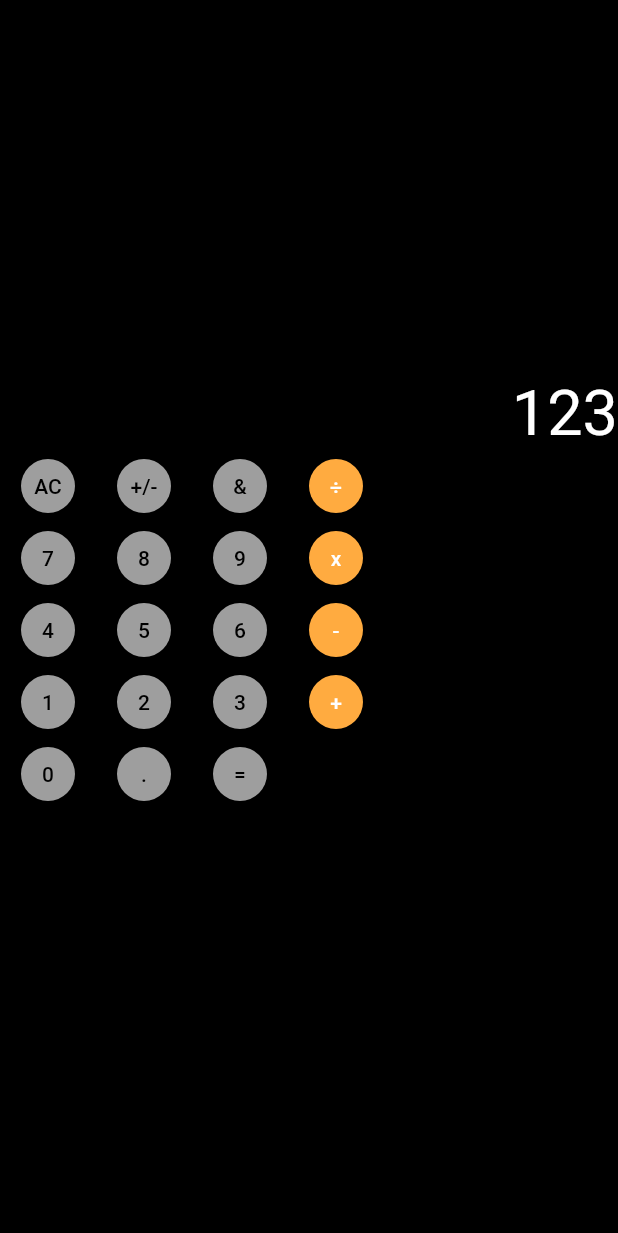
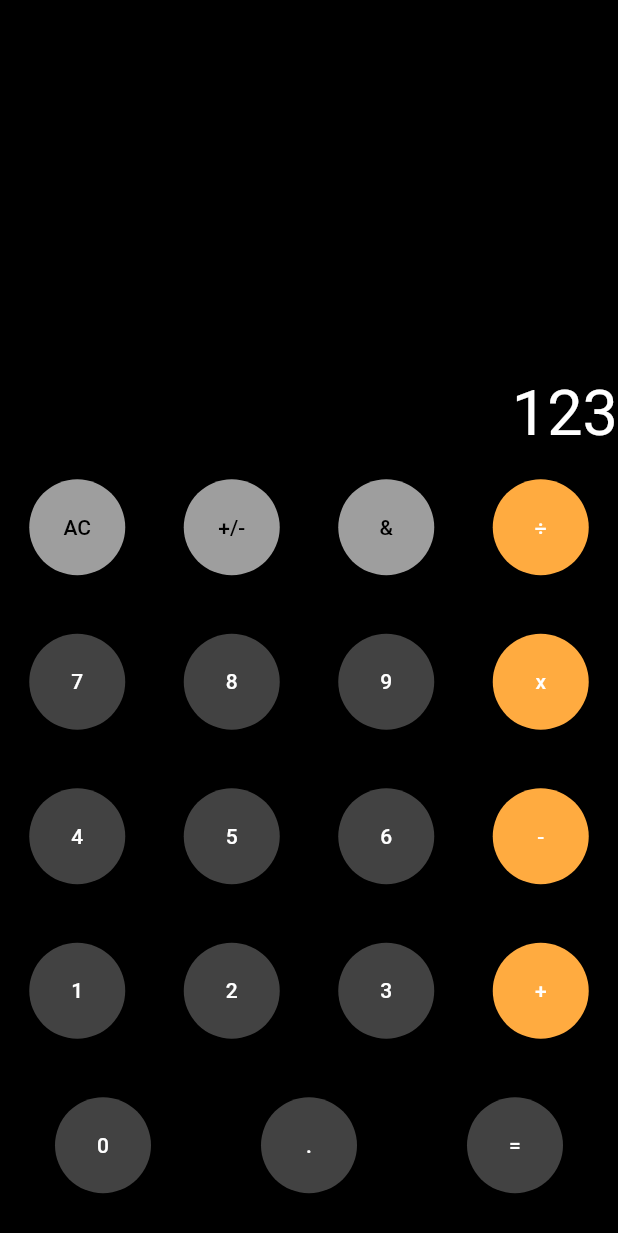
Before and after one commit to harithtarmizi/iphone_calculator, a Flutter app: the screen it shows after launch, on a phone screen of 412 x 824 dp. Shown: the top 1233 px of the screen. Run offline on Flutter 3.47's test engine with Material 2 defaults, Android fonts, the phone set to English and light mode, and no system bars.

Commit message:
1. UI almost complete

```diff
--- a/lib/main.dart
+++ b/lib/main.dart
@@ -1,4 +1,5 @@
 import 'package:flutter/material.dart';
+import 'package:flutter/src/material/colors.dart';
 
 void main() {
   runApp(MyApp());
@@ -44,7 +45,11 @@ class _CalculatorState extends State<Calculator> {
             ),
           ),
           //=================== Done First Column ==========================//
+          Container(
+            child: Column(
+              children: [
                 Row(
+                  mainAxisAlignment: MainAxisAlignment.spaceAround,
                   children: [
                     CircleButton(
                       title: 'AC',
@@ -70,21 +75,22 @@ class _CalculatorState extends State<Calculator> {
                 ),
                 //=================== Done Second Column ==========================//
                 Row(
+                  mainAxisAlignment: MainAxisAlignment.spaceAround,
                   children: [
                     CircleButton(
                       title: '7',
-                color: Colors.grey,
-                textColor: Colors.black,
+                      color: Colors.grey.shade800,
+                      textColor: Colors.white,
                     ),
                     CircleButton(
                       title: '8',
-                color: Colors.grey,
-                textColor: Colors.black,
+                      color: Colors.grey.shade800,
+                      textColor: Colors.white,
                     ),
                     CircleButton(
                       title: '9',
-                color: Colors.grey,
-                textColor: Colors.black,
+                      color: Colors.grey.shade800,
+                      textColor: Colors.white,
                     ),
                     CircleButton(
                       title: 'x',
@@ -95,21 +101,22 @@ class _CalculatorState extends State<Calculator> {
                 ),
                 //=================== Done Third Column ==========================//
                 Row(
+                  mainAxisAlignment: MainAxisAlignment.spaceAround,
                   children: [
                     CircleButton(
                       title: '4',
-                color: Colors.grey,
-                textColor: Colors.black,
+                      color: Colors.grey.shade800,
+                      textColor: Colors.white,
                     ),
                     CircleButton(
                       title: '5',
-                color: Colors.grey,
-                textColor: Colors.black,
+                      color: Colors.grey.shade800,
+                      textColor: Colors.white,
                     ),
                     CircleButton(
                       title: '6',
-                color: Colors.grey,
-                textColor: Colors.black,
+                      color: Colors.grey.shade800,
+                      textColor: Colors.white,
                     ),
                     CircleButton(
                       title: '-',
@@ -120,21 +127,22 @@ class _CalculatorState extends State<Calculator> {
                 ),
                 //=================== Done Forth Column ==========================//
                 Row(
+                  mainAxisAlignment: MainAxisAlignment.spaceAround,
                   children: [
                     CircleButton(
                       title: '1',
-                color: Colors.grey,
-                textColor: Colors.black,
+                      color: Colors.grey.shade800,
+                      textColor: Colors.white,
                     ),
                     CircleButton(
                       title: '2',
-                color: Colors.grey,
-                textColor: Colors.black,
+                      color: Colors.grey.shade800,
+                      textColor: Colors.white,
                     ),
                     CircleButton(
                       title: '3',
-                color: Colors.grey,
-                textColor: Colors.black,
+                      color: Colors.grey.shade800,
+                      textColor: Colors.white,
                     ),
                     CircleButton(
                       title: '+',
@@ -145,25 +153,29 @@ class _CalculatorState extends State<Calculator> {
                 ),
                 //=================== Done Fifth Column ==========================//
                 Row(
+                  mainAxisAlignment: MainAxisAlignment.spaceAround,
                   children: [
                     CircleButton(
                       title: '0',
-                color: Colors.grey,
-                textColor: Colors.black,
+                      color: Colors.grey.shade800,
+                      textColor: Colors.white,
                     ),
                     CircleButton(
                       title: '.',
-                color: Colors.grey,
-                textColor: Colors.black,
+                      color: Colors.grey.shade800,
+                      textColor: Colors.white,
                     ),
                     CircleButton(
                       title: '=',
-                color: Colors.grey,
-                textColor: Colors.black,
+                      color: Colors.grey.shade800,
+                      textColor: Colors.white,
                     ),
                   ],
                 ),
                 //=================== Done Sixth Column ==========================//
+              ],
+            ),
+          ),
         ],
       ),
     );
@@ -180,7 +192,12 @@ class CircleButton extends StatelessWidget {
 
   @override
   Widget build(BuildContext context) {
-    return ElevatedButton(
+    final height = MediaQuery.of(context).size.height / 8;
+    return Container(
+      height: height,
+      child: Padding(
+        padding: EdgeInsets.all(5),
+        child: ElevatedButton(
           onPressed: () {},
           child: Text(
             title,
@@ -190,6 +207,8 @@ class CircleButton extends StatelessWidget {
             primary: color,
             shape: CircleBorder(),
           ),
+        ),
+      ),
     );
   }
 }
```
Lines whose indentation alone changed are shown as unchanged.
